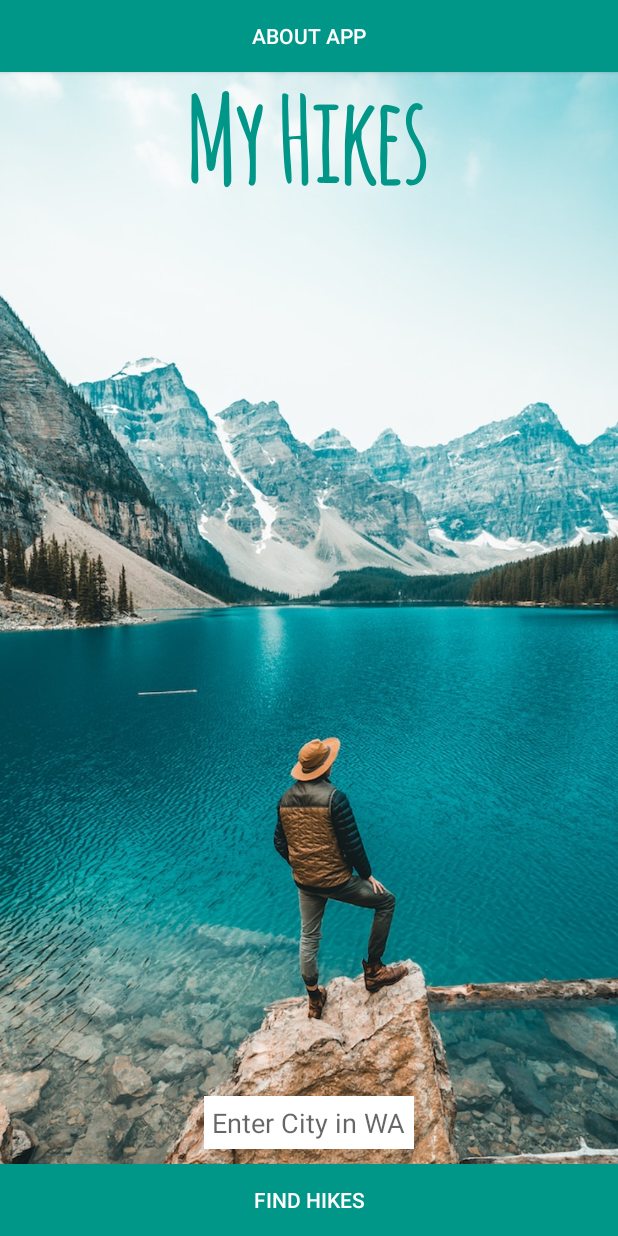
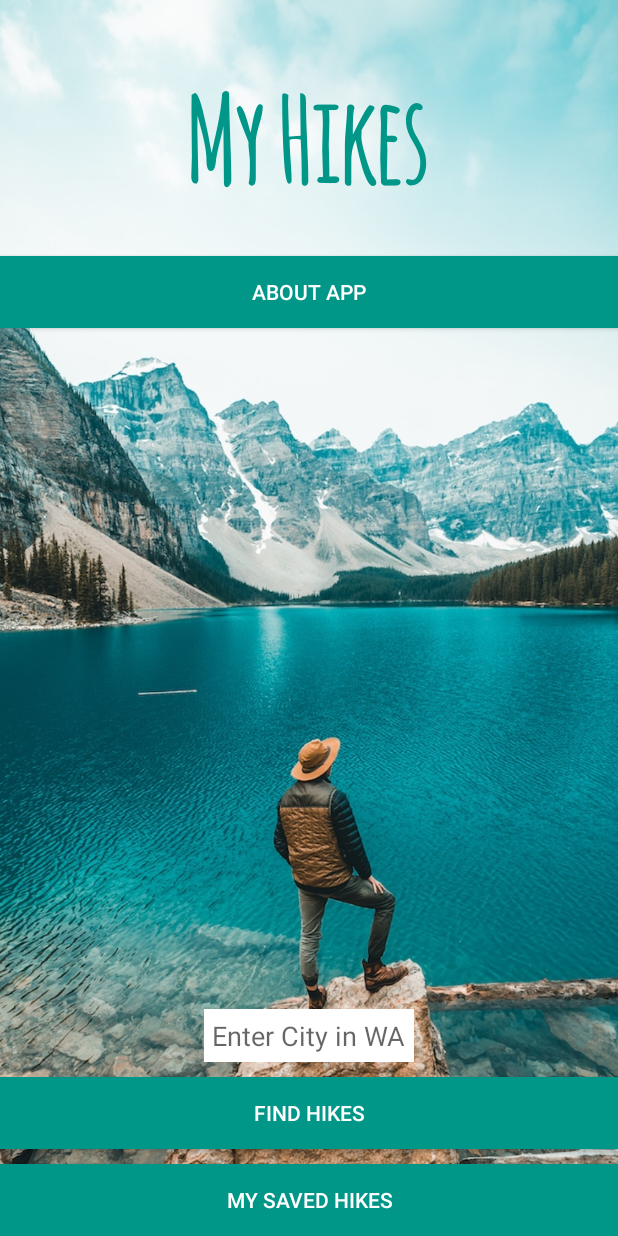
Before and after one commit to AlenaSG/MyHikes, an Android app: the screen it shows after launch (MainActivity), on a phone screen of 412 x 824 dp. Run offline under Robolectric (Android 15) with nearby library versions, the phone set to English and light mode, and no system bars; our stand-ins replace ButterKnife, Firebase (no records; nobody signed in at launch, a user with empty details on screens opened directly).

Commit message:
add navigation to savedHikesList Activity and set automatic update

```diff
--- a/app/build.gradle
+++ b/app/build.gradle
@@ -46,7 +46,7 @@ dependencies {
     androidTestCompile('com.android.support.test.espresso:espresso-core:2.2.2', {
         exclude group: 'com.android.support', module: 'support-annotations'
     })
-
+    compile 'com.firebaseui:firebase-ui-database:0.4.1'
     compile 'com.google.firebase:firebase-database:9.2.1'
     compile 'org.parceler:parceler-api:1.1.6'
     annotationProcessor 'org.parceler:parceler:1.1.6'
--- a/app/src/main/AndroidManifest.xml
+++ b/app/src/main/AndroidManifest.xml
@@ -26,7 +26,8 @@
                 android:value="com.epicodus.my_hikes.MainActivity" />
         </activity>
         <activity android:name=".AboutUsActivity" />
-        <activity android:name=".HikeDetailActivity"></activity>
+        <activity android:name=".HikeDetailActivity" />
+        <activity android:name=".SavedHikeListActivity"></activity>
     </application>
 
 </manifest>
--- a/app/src/main/java/com/epicodus/my_hikes/MainActivity.java
+++ b/app/src/main/java/com/epicodus/my_hikes/MainActivity.java
@@ -34,6 +34,7 @@ public class MainActivity extends AppCompatActivity implements View.OnClickListe
 
     private ValueEventListener mSearchedCityReferenceListener;
 
+    @Bind(R.id.savedHikesButton) Button mSavedHikesButton;
     @Bind(R.id.findHikesButton) Button mFindHikesButton;
     @Bind(R.id.locationEditText) EditText mLocationEditText;
     @Bind(R.id.appNameTextView) TextView mAppNameTextView;
@@ -77,6 +78,7 @@ public class MainActivity extends AppCompatActivity implements View.OnClickListe
 //        mEditor = mSharedPreferences.edit();
 
         mFindHikesButton.setOnClickListener(this);
+        mSavedHikesButton.setOnClickListener(this);
 
         mAboutButton.setOnClickListener(new View.OnClickListener() {
             @Override
@@ -103,6 +105,10 @@ public class MainActivity extends AppCompatActivity implements View.OnClickListe
 
     @Override
     public void onClick(View v) {
+        if (v == mSavedHikesButton) {
+            Intent intent = new Intent(MainActivity.this, SavedHikeListActivity.class);
+            startActivity(intent);
+        }
         if(v == mFindHikesButton) {
             String city = mLocationEditText.getText().toString();
 
--- a/app/src/main/res/layout/activity_main.xml
+++ b/app/src/main/res/layout/activity_main.xml
@@ -35,6 +35,21 @@
         android:id="@+id/findHikesButton"
         android:background="@color/colorAccent"
         android:textColor="@color/colorTextIcons"
+        android:visibility="visible"
+        android:layout_above="@+id/savedHikesButton"
+        android:layout_alignParentLeft="true"
+        android:layout_alignParentStart="true"
+        android:layout_marginBottom="10dp" />
+    ...
+
+    <Button
+        android:layout_width="match_parent"
+        android:layout_height="wrap_content"
+        android:text="My Saved Hikes"
+        android:id="@+id/savedHikesButton"
+        android:background="@color/colorAccent"
+        android:textColor="@color/colorTextIcons"
+        android:visibility="visible"
         android:layout_alignParentBottom="true"
         android:layout_alignParentLeft="true"
         android:layout_alignParentStart="true" />
@@ -57,8 +72,9 @@
         android:textColor="@color/colorTextIcons"
         android:layout_width="match_parent"
         android:layout_height="wrap_content"
-        android:layout_alignParentEnd="true"
-        android:layout_alignParentRight="true"
-        android:layout_alignParentTop="true"
-        android:text="About App" />
+        android:text="About App"
+        android:layout_below="@+id/appNameTextView"
+        android:layout_alignParentLeft="true"
+        android:layout_alignParentStart="true"
+        android:layout_marginTop="26dp" />
 </RelativeLayout>
```
Also changed, not shown: app/src/main/java/com/epicodus/my_hikes/FirebaseHikeViewHolder.java (added, +66 -0 lines), app/src/main/java/com/epicodus/my_hikes/SavedHikeListActivity.java (added, +53 -0 lines).
